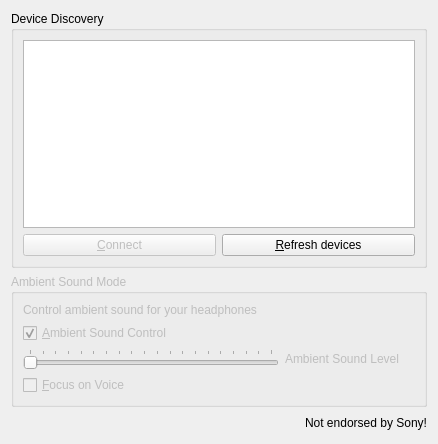
The window that Client/qt/dialog.ui (Plutoberth/SonyHeadphonesClient) describes before a commit, drawn with Qt 5.
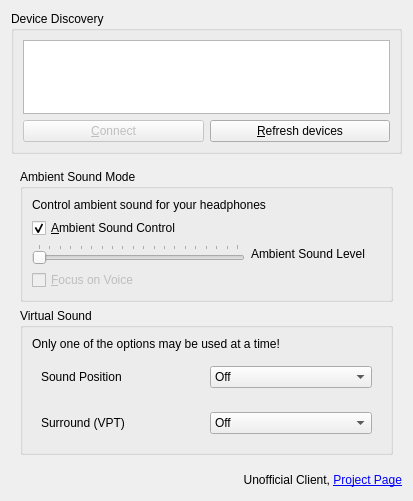
The same window after the commit. Icons and pictures are not drawn.

Commit message: add virtual sound controls to design file

```diff
--- a/Client/qt/dialog.ui
+++ b/Client/qt/dialog.ui
@@ -6,8 +6,8 @@
       <rect>
         <x>0</x>
         <y>0</y>
-        <width>438</width>
-        <height>444</height>
+    <width>413</width>
+    <height>501</height>
       </rect>
     </property>
     <property name="minimumSize">
@@ -63,15 +63,21 @@
             </widget>
           </item>
           <item>
+      <widget class="QFrame" name="controlsFrame">
+       <property name="enabled">
+        <bool>true</bool>
+       </property>
+       <layout class="QVBoxLayout" name="verticalLayout_5">
+        <item>
             <widget class="QGroupBox" name="ambientSoundModeGroupBox">
               <property name="enabled">
-                <bool>false</bool>
+           <bool>true</bool>
               </property>
               <property name="title">
                 <string>Ambient Sound Mode</string>
               </property>
               <layout class="QGridLayout" name="gridLayout_3">
-                <item row="0" column="0">
+           <item row="1" column="0">
                   <layout class="QVBoxLayout" name="verticalLayout_3">
                     <item>
                       <widget class="QLabel" name="label">
@@ -157,6 +163,123 @@
             </widget>
           </item>
           <item>
+         <widget class="QGroupBox" name="verticalGroupBox">
+          <property name="title">
+           <string>Virtual Sound</string>
+          </property>
+          <layout class="QVBoxLayout" name="verticalLayout_4">
+           <item>
+            <widget class="QLabel" name="warningLabel">
+             <property name="text">
+              <string>Only one of the options may be used at a time!</string>
+             </property>
+            </widget>
+           </item>
+           <item>
+            <widget class="QFrame" name="soundPositionLayout">
+             <layout class="QHBoxLayout" name="horizontalLayout">
+              <item>
+               <widget class="QLabel" name="label_3">
+                <property name="text">
+                 <string>Sound Position</string>
+                </property>
+               </widget>
+              </item>
+              <item>
+               <widget class="QComboBox" name="soundPositionComboBox">
+                <property name="currentText">
+                 <string>Off</string>
+                </property>
+                <property name="sizeAdjustPolicy">
+                 <enum>QComboBox::AdjustToContentsOnFirstShow</enum>
+                </property>
+                <item>
+                 <property name="text">
+                  <string>Off</string>
+                 </property>
+                </item>
+                <item>
+                 <property name="text">
+                  <string>Front Left</string>
+                 </property>
+                </item>
+                <item>
+                 <property name="text">
+                  <string>Front Right</string>
+                 </property>
+                </item>
+                <item>
+                 <property name="text">
+                  <string>Front</string>
+                 </property>
+                </item>
+                <item>
+                 <property name="text">
+                  <string>Rear Left</string>
+                 </property>
+                </item>
+                <item>
+                 <property name="text">
+                  <string>Rear Right</string>
+                 </property>
+                </item>
+               </widget>
+              </item>
+             </layout>
+            </widget>
+           </item>
+           <item>
+            <widget class="QFrame" name="vptLayout">
+             <layout class="QHBoxLayout" name="horizontalLayout_2">
+              <item>
+               <widget class="QLabel" name="label_4">
+                <property name="text">
+                 <string>Surround (VPT)</string>
+                </property>
+               </widget>
+              </item>
+              <item>
+               <widget class="QComboBox" name="vptComboBox">
+                <property name="sizeAdjustPolicy">
+                 <enum>QComboBox::AdjustToContentsOnFirstShow</enum>
+                </property>
+                <item>
+                 <property name="text">
+                  <string>Off</string>
+                 </property>
+                </item>
+                <item>
+                 <property name="text">
+                  <string>Outdoor Festival</string>
+                 </property>
+                </item>
+                <item>
+                 <property name="text">
+                  <string>Arena</string>
+                 </property>
+                </item>
+                <item>
+                 <property name="text">
+                  <string>Concert Hall</string>
+                 </property>
+                </item>
+                <item>
+                 <property name="text">
+                  <string>Club</string>
+                 </property>
+                </item>
+               </widget>
+              </item>
+             </layout>
+            </widget>
+           </item>
+          </layout>
+         </widget>
+        </item>
+       </layout>
+      </widget>
+     </item>
+     <item>
             <layout class="QHBoxLayout" name="horizontalLayout_7">
               <item>
                 <widget class="QLabel" name="statusLabel">
@@ -180,7 +303,7 @@
                     </size>
                   </property>
                   <property name="text">
-                    <string>Not endorsed by Sony!</string>
+          <string>Unofficial Client, &lt;a href=&quot;https://github.com/Plutoberth/SonyHeadphonesClient/&quot;&gt;Project Page&lt;/a&gt;</string>
                   </property>
                   <property name="alignment">
                     <set>Qt::AlignRight|Qt::AlignTrailing|Qt::AlignVCenter</set>
```
Left out of the diff: 19 changed lines with no effect on the pictures. Lines whose indentation alone changed are shown as unchanged. The commit also changes 1 other file.
